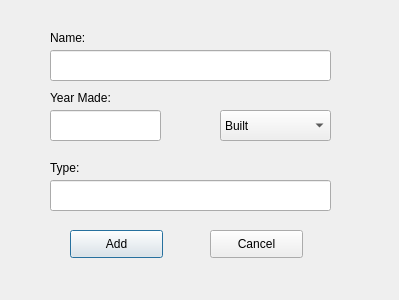
Qt form addcomputerdialog.ui (marthagb/VLN1-Skil-3) before a commit.
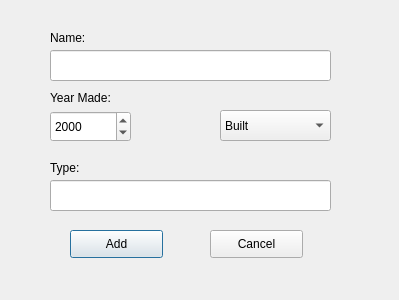
The same form after that commit.

```diff
--- a/addcomputerdialog.ui
+++ b/addcomputerdialog.ui
@@ -23,16 +23,6 @@
     </rect>
    </property>
   </widget>
-  <widget class="QLineEdit" name="computerYearLineEdit">
-   <property name="geometry">
-    <rect>
-     <x>50</x>
-     <y>110</y>
-     <width>111</width>
-     <height>31</height>
-    </rect>
-   </property>
-  </widget>
   <widget class="QLineEdit" name="computerTypeLineEdit">
    <property name="geometry">
     <rect>
@@ -128,6 +118,31 @@
     <string>Cancel</string>
    </property>
   </widget>
+  <widget class="QDateEdit" name="yearMadeEdit">
+   <property name="geometry">
+    <rect>
+     <x>50</x>
+     <y>111</y>
+     <width>81</width>
+     <height>31</height>
+    </rect>
+   </property>
+   <property name="font">
+    <font>
+     <pointsize>9</pointsize>
+    </font>
+   </property>
+   <property name="maximumDate">
+    <date>
+     <year>2016</year>
+     <month>12</month>
+     <day>13</day>
+    </date>
+   </property>
+   <property name="displayFormat">
+    <string>yyyy</string>
+   </property>
+  </widget>
  </widget>
  <resources/>
  <connections/>
```
Left out of the diff: 2 changed lines with no effect on the pictures.
